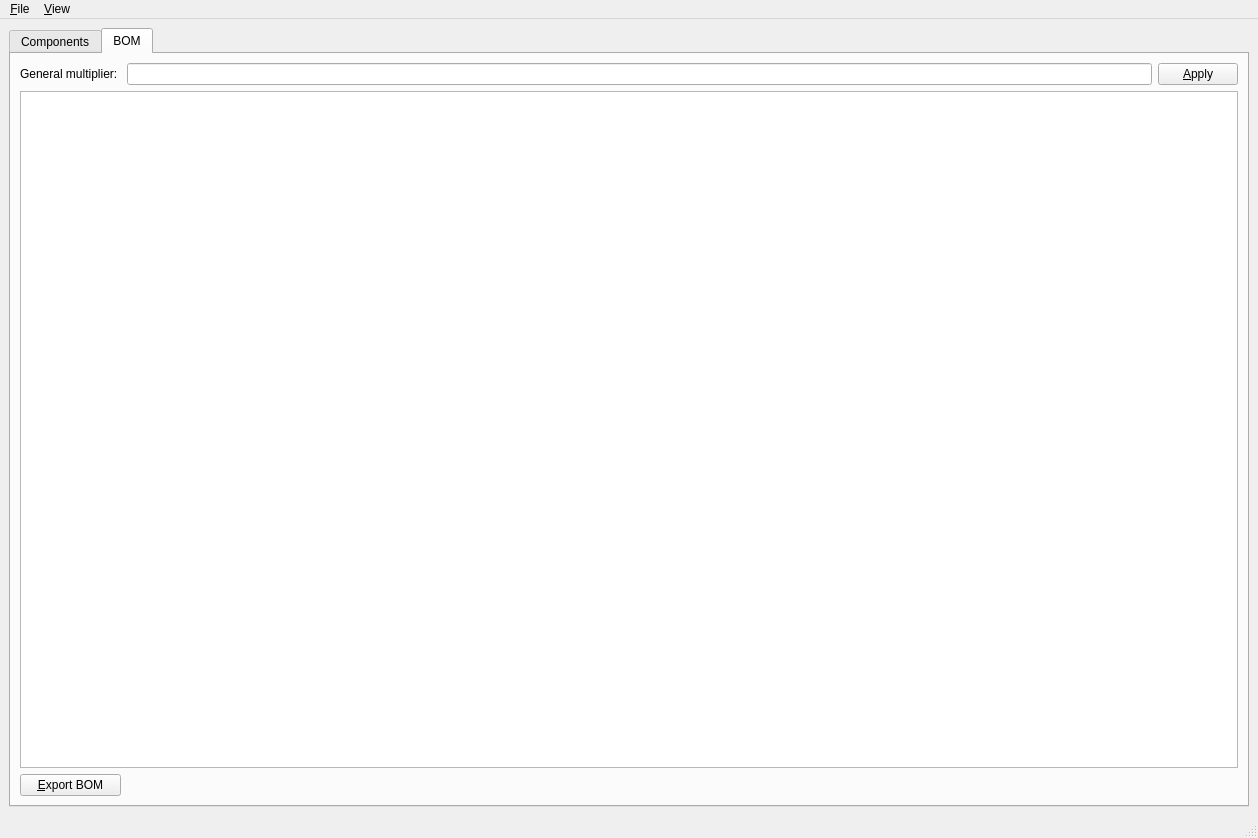
Old version of the form BOMizator/BOMLinker.ui in the repository dejfson/BOMizator.
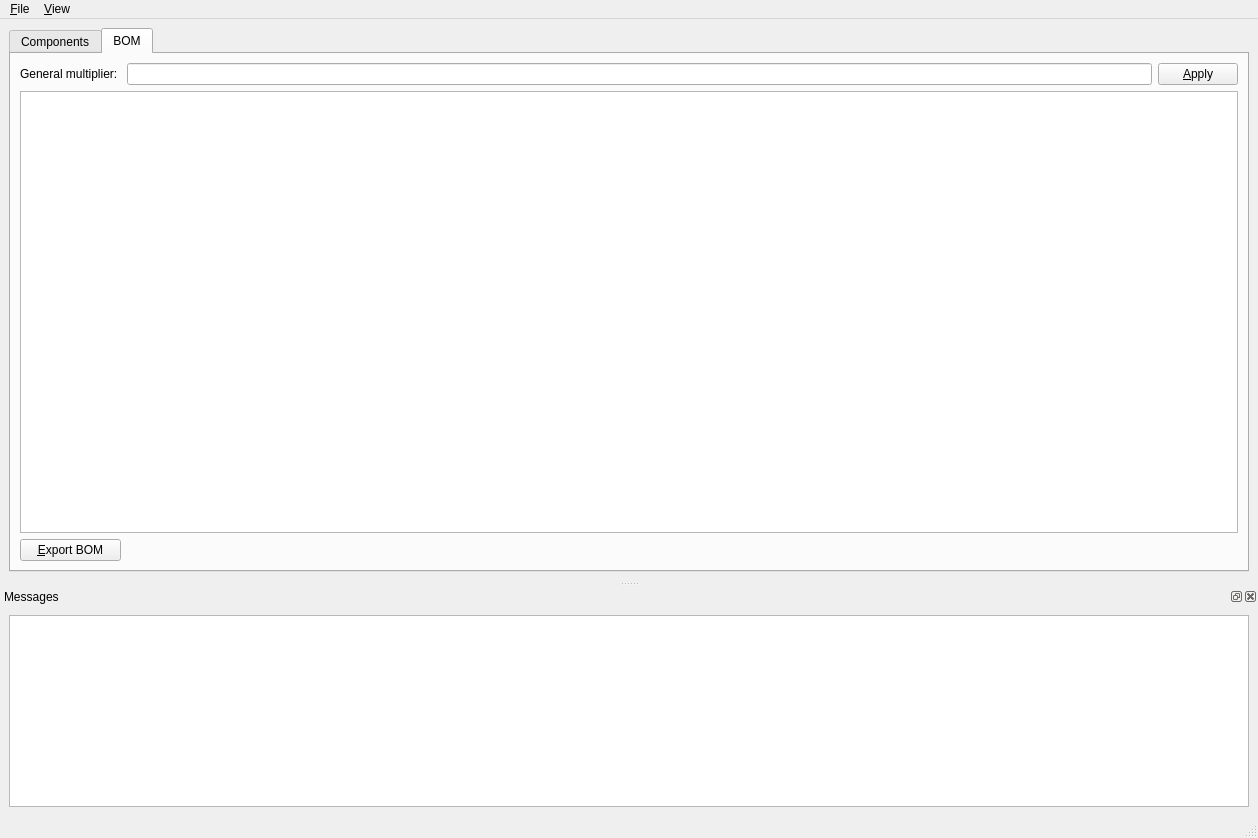
New version of the form. Custom widgets are drawn as their Qt base class.

```diff
--- a/BOMizator/BOMLinker.ui
+++ b/BOMizator/BOMLinker.ui
@@ -196,6 +196,34 @@
    <addaction name="menu_View"/>
   </widget>
   <widget class="QStatusBar" name="statusbar"/>
+  <widget class="QDockWidget" name="dockWidget">
+   <property name="windowTitle">
+    <string>Messages</string>
+   </property>
+   <attribute name="dockWidgetArea">
+    <number>8</number>
+   </attribute>
+   <widget class="QWidget" name="dockWidgetContents">
+    <layout class="QGridLayout" name="gridLayout_4">
+     <item row="0" column="0">
+      <widget class="QListWidget" name="messagesWidget">
+       <property name="editTriggers">
+        <set>QAbstractItemView::NoEditTriggers</set>
+       </property>
+       <property name="selectionMode">
+        <enum>QAbstractItemView::NoSelection</enum>
+       </property>
+       <property name="selectionBehavior">
+        <enum>QAbstractItemView::SelectRows</enum>
+       </property>
+       <property name="wordWrap">
+        <bool>true</bool>
+       </property>
+      </widget>
+     </item>
+    </layout>
+   </widget>
+  </widget>
   <action name="action_Show_disabled_components">
    <property name="text">
     <string>&amp;Show disabled components</string>
```
Left out of the diff: 2 changed lines with no effect on the pictures.
